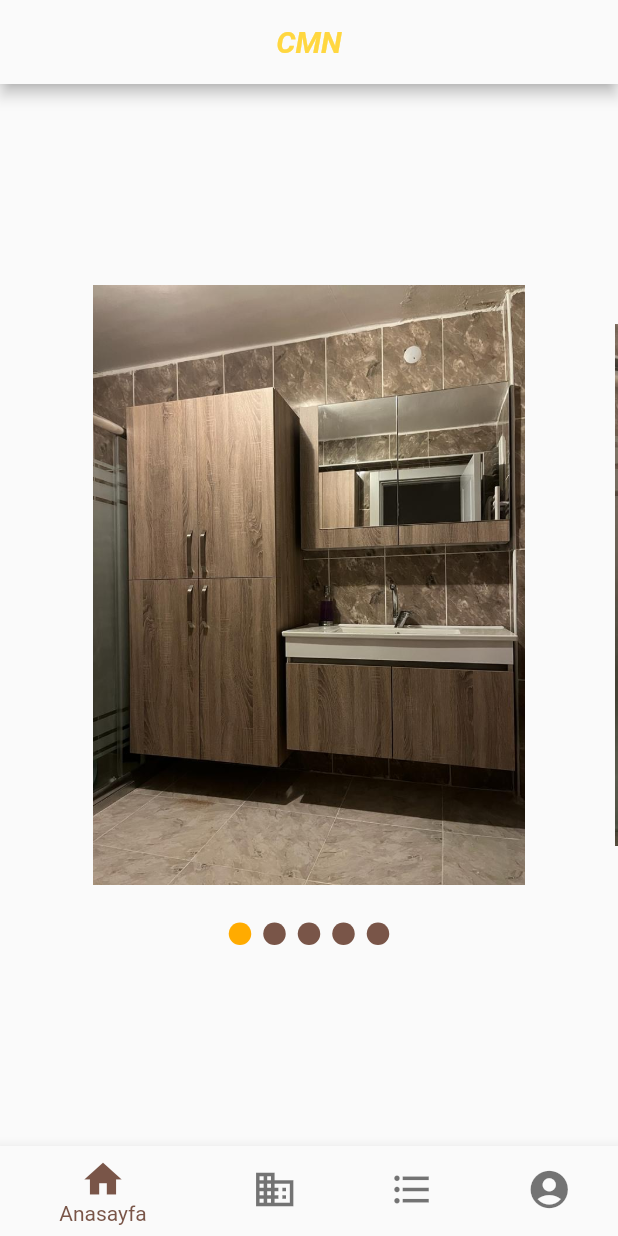
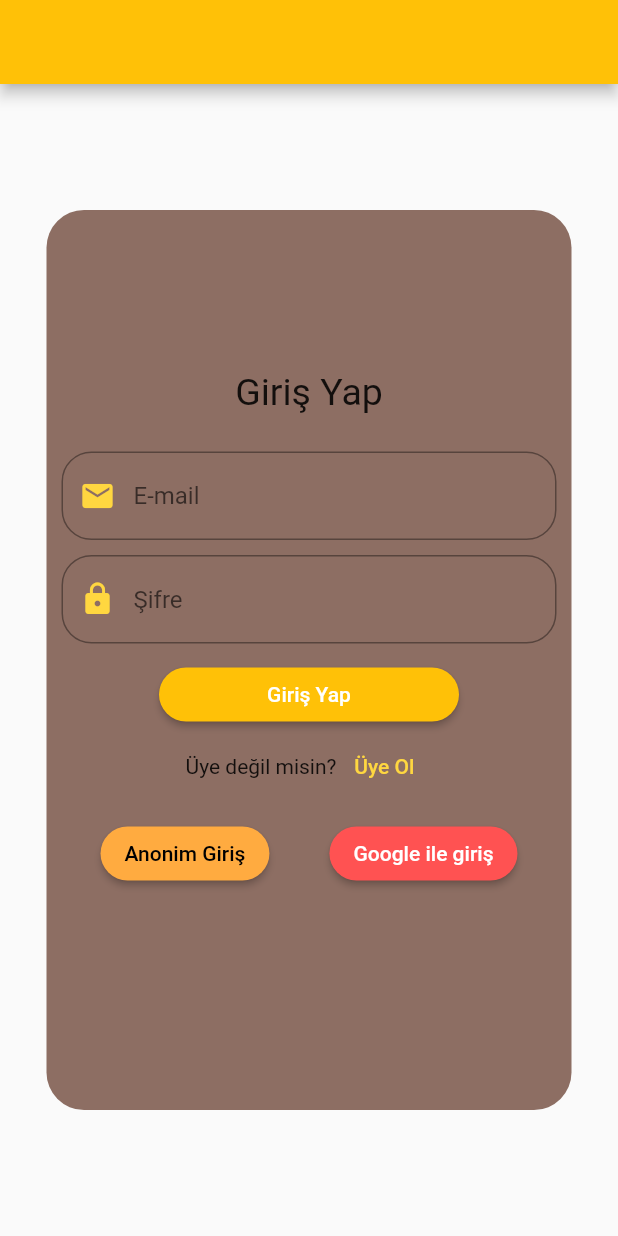
Before and after one commit to alicimen0614/Flutter-CMN-Furniture-app, a Flutter app: the screen it shows after launch, on a phone screen of 412 x 824 dp. Run offline on Flutter 3.47's test engine with Material 2 defaults, Android fonts, the phone set to English and light mode, and no system bars; drawn by our look-alikes of carousel_slider, smooth_page_indicator; our stand-ins replace email_validator, firebase_auth, firebase_core; accounts and stored records are empty.

Commit message:
Sign in page and firebase auth
Sign in page created and integrated with firebase authentication.

```diff
--- a/lib/main.dart
+++ b/lib/main.dart
@@ -1,8 +1,8 @@
-import 'package:cimenfurniture/screens/customers_page.dart';
-import 'package:cimenfurniture/screens/furnitures_page.dart';
-import 'package:cimenfurniture/screens/home_page.dart';
-import 'package:cimenfurniture/screens/user_page.dart';
+import 'package:cimenfurniture/services/auth.dart';
+import 'package:cimenfurniture/widgets/on_board.dart';
+import 'package:firebase_core/firebase_core.dart';
 import 'package:flutter/material.dart';
+import 'package:provider/provider.dart';
 
 void main() {
   runApp(const MyApp());
@@ -16,65 +16,26 @@ class MyApp extends StatefulWidget {
 }
 
 class _MyAppState extends State<MyApp> {
-  int currentIndex = 0;
-  final screens = [
-    const MyHomePage(),
-    const CustomersPage(),
-    const FurnituresPage(),
-    const UserPage(),
-  ];
+  final Future<FirebaseApp> _initialization = Firebase.initializeApp();
+
   @override
   Widget build(BuildContext context) {
-    return MaterialApp(
-        home: Scaffold(
-      appBar: AppBar(
-        backgroundColor: Colors.grey[50],
-        title: const Text(
-          'CMN',
-          style: TextStyle(
-              color: Colors.amberAccent,
-              fontWeight: FontWeight.bold,
-              fontStyle: FontStyle.italic),
-        ),
-        centerTitle: true,
-      ),
-      body: screens[currentIndex],
-      bottomNavigationBar: bottomNavigationBarBuilder(),
-    ));
-  }
-
-  Widget bottomNavigationBarBuilder() {
-    return BottomNavigationBar(
-      iconSize: 30,
-      fixedColor: Colors.brown[500],
-      unselectedItemColor: Colors.black54,
-      type: BottomNavigationBarType.shifting,
-      currentIndex: currentIndex,
-      onTap: (index) {
-        setState(() {
-          currentIndex = index;
-        });
-      },
-      items: const <BottomNavigationBarItem>[
-        BottomNavigationBarItem(
-          icon: Icon(Icons.home),
-          label: 'Anasayfa',
-        ),
-        BottomNavigationBarItem(
-          icon: Icon(Icons.business),
-          label: 'Müşteriler',
-        ),
-        BottomNavigationBarItem(
-          icon: Icon(Icons.format_list_bulleted_outlined),
-          label: 'Kategoriler',
-        ),
-        BottomNavigationBarItem(
-          icon: Icon(
-            Icons.account_circle_rounded,
-          ),
-          label: 'Kullanıcı',
-        ),
-      ],
+    return Provider<Auth>(
+      create: (context) => Auth(),
+      child: MaterialApp(
+          home: FutureBuilder(
+        future: _initialization,
+        builder: (context, snapshot) {
+          if (snapshot.hasError) {
+            return const Text("hata oluştu");
+          } else if (snapshot.hasData) {
+            print("Onboard çalıştı");
+            return const OnBoardWidget();
+          } else {
+            return const Center(child: CircularProgressIndicator());
+          }
+        },
+      )),
     );
   }
 }
--- /dev/null
+++ b/lib/screens/sign_in_page.dart
@@ -0,0 +1,317 @@
+import 'package:cimenfurniture/widgets/sign_in_button.dart';
+import 'package:email_validator/email_validator.dart';
+import 'package:flutter/material.dart';
+import 'package:provider/provider.dart';
+
+import '../services/auth.dart';
+
+enum FormStatus { signIn, register }
+
+class SignInPage extends StatefulWidget {
+  const SignInPage({super.key});
+
+  @override
+  State<SignInPage> createState() => _SignInPageState();
+}
+
+class _SignInPageState extends State<SignInPage> {
+  FormStatus _formStatus = FormStatus.signIn;
+  bool _isLoading = false;
+
+  Future<void>? _signInAnonymously() async {
+    setState(() {
+      _isLoading = true;
+    });
+
+    final user =
+        await Provider.of<Auth>(context, listen: false).signInAnonymously();
+
+    setState(() {
+      _isLoading = false;
+    });
+  }
+
+  @override
+  Widget build(BuildContext context) {
+    return Scaffold(
+      resizeToAvoidBottomInset: false,
+      appBar: AppBar(
+        backgroundColor: Colors.amber,
+      ),
+      body: Center(
+          child: Padding(
+        padding: const EdgeInsets.only(bottom: 20, top: 20),
+        child: Container(
+          padding: EdgeInsets.only(bottom: 50),
+          decoration: BoxDecoration(
+              color: Colors.brown[400],
+              borderRadius: BorderRadius.circular(25)),
+          height: 600,
+          width: 350,
+          child: Column(
+            mainAxisAlignment: MainAxisAlignment.center,
+            children: [
+              Padding(
+                padding: const EdgeInsets.all(10.0),
+                child: _formStatus == FormStatus.signIn
+                    ? buildSignInForm()
+                    : buildRegisterForm(),
+              ),
+              Row(
+                mainAxisAlignment: MainAxisAlignment.center,
+                children: [
+                  SignInButton(
+                      color: Colors.orangeAccent,
+                      onPressed: _isLoading ? null : _signInAnonymously,
+                      child: const Text(
+                        "Anonim Giriş",
+                        style: TextStyle(color: Colors.black),
+                      )),
+                  const SizedBox(
+                    width: 40,
+                  ),
+                  SignInButton(
+                    color: Colors.redAccent,
+                    onPressed: () {},
+                    child: const Text("Google ile giriş"),
+                  )
+                ],
+              ),
+            ],
+          ),
+        ),
+      )),
+    );
+  }
+
+  Form buildSignInForm() {
+    TextEditingController signInEmailController = TextEditingController();
+    TextEditingController signInPasswordController = TextEditingController();
+
+    final signInFormKey = GlobalKey<FormState>();
+    return Form(
+        key: signInFormKey,
+        child: Column(mainAxisAlignment: MainAxisAlignment.center, children: [
+          const Text(
+            "Giriş Yap",
+            style: TextStyle(fontSize: 25),
+          ),
+          const SizedBox(
+            height: 25,
+          ),
+          TextFormField(
+            controller: signInEmailController,
+            validator: (value) {
+              if (EmailValidator.validate(value!)) {
+                return null;
+              } else {
+                return "Lütfen geçerli bir e-mail adresi giriniz";
+              }
+            },
+            cursorColor: Colors.amberAccent,
+            keyboardType: TextInputType.emailAddress,
+            decoration: InputDecoration(
+                focusedBorder: OutlineInputBorder(
+                    borderRadius: BorderRadius.circular(20.0),
+                    borderSide: const BorderSide(color: Colors.amberAccent)),
+                prefixIcon: const Icon(
+                  Icons.email,
+                  color: Colors.amberAccent,
+                ),
+                hintText: "E-mail",
+                border: OutlineInputBorder(
+                    borderRadius: BorderRadius.circular(20.0))),
+          ),
+          const SizedBox(
+            height: 10,
+          ),
+          TextFormField(
+            controller: signInPasswordController,
+            validator: (value) {
+              if (value!.length < 6 || value.length > 16) {
+                return "Şifreniz 6-16 karakter arasında olmalıdır";
+              } else {
+                return null;
+              }
+            },
+            cursorColor: Colors.amberAccent,
+            obscureText: true,
+            decoration: InputDecoration(
+                focusedBorder: OutlineInputBorder(
+                    borderRadius: BorderRadius.circular(20.0),
+                    borderSide: const BorderSide(color: Colors.amberAccent)),
+                prefixIcon: const Icon(
+                  Icons.lock,
+                  color: Colors.amberAccent,
+                ),
+                hintText: "Şifre",
+                border: OutlineInputBorder(
+                    borderRadius: BorderRadius.circular(20.0))),
+          ),
+          const SizedBox(
+            height: 10,
+          ),
+          SizedBox(
+            width: 200,
+            child: SignInButton(
+                color: Colors.amber,
+                onPressed: () async {
+                  if (signInFormKey.currentState!.validate()) {
+                    final user = await Provider.of<Auth>(context, listen: false)
+                        .signInWithEmailAndPassword(signInEmailController.text,
+                            signInPasswordController.text);
+                  }
+                },
+                child: const Text("Giriş Yap")),
+          ),
+          Row(mainAxisAlignment: MainAxisAlignment.center, children: [
+            const Text("Üye değil misin?"),
+            TextButton(
+                onPressed: () {
+                  setState(() {
+                    _formStatus = FormStatus.register;
+                  });
+                },
+                child: const Text(
+                  "Üye Ol",
+                  style: TextStyle(color: Colors.amberAccent),
+                ))
+          ]),
+        ]));
+  }
+
+  Form buildRegisterForm() {
+    final registerFormKey = GlobalKey<FormState>();
+
+    TextEditingController emailController = TextEditingController();
+    TextEditingController passwordController = TextEditingController();
+    TextEditingController passwordConfirmController = TextEditingController();
+
+    return Form(
+        key: registerFormKey,
+        child: Column(
+          mainAxisAlignment: MainAxisAlignment.center,
+          children: [
+            const Text(
+              "Kayıt Ol",
+              style: TextStyle(fontSize: 25),
+            ),
+            const SizedBox(
+              height: 25,
+            ),
+            TextFormField(
+              controller: emailController,
+              validator: (value) {
+                if (EmailValidator.validate(value!)) {
+                  return null;
+                } else {
+                  return "Lütfen geçerli bir e-mail adresi giriniz";
+                }
+              },
+              cursorColor: Colors.amberAccent,
+              keyboardType: TextInputType.emailAddress,
+              decoration: InputDecoration(
+                  focusedBorder: OutlineInputBorder(
+                      borderRadius: BorderRadius.circular(20.0),
+                      borderSide: const BorderSide(color: Colors.amberAccent)),
+                  prefixIcon: const Icon(
+                    Icons.email,
+                    color: Colors.amberAccent,
+                  ),
+                  hintText: "E-mail",
+                  border: OutlineInputBorder(
+                      borderRadius: BorderRadius.circular(20.0))),
+            ),
+            const SizedBox(
+              height: 10,
+            ),
+            TextFormField(
+              controller: passwordController,
+              validator: (value) {
+                if (value!.length < 6 || value.length > 16) {
+                  return "Şifreniz 6-16 karakter arasında olmalıdır";
+                } else if (value != passwordConfirmController.text) {
+                  return 'Şifreler Uyuşmuyor';
+                } else {
+                  return null;
+                }
+              },
+              cursorColor: Colors.amberAccent,
+              obscureText: true,
+              decoration: InputDecoration(
+                  focusedBorder: OutlineInputBorder(
+                      borderRadius: BorderRadius.circular(20.0),
+                      borderSide: const BorderSide(color: Colors.amberAccent)),
+                  prefixIcon: const Icon(
+                    Icons.lock,
+                    color: Colors.amberAccent,
+                  ),
+                  hintText: "Şifre",
+                  border: OutlineInputBorder(
+                      borderRadius: BorderRadius.circular(20.0))),
+            ),
+            const SizedBox(
+              height: 10,
+            ),
+            TextFormField(
+              controller: passwordConfirmController,
+              validator: (value) {
+                if (value!.length < 6 || value.length > 16) {
+                  return "Şifreniz 6-16 karakter arasında olmalıdır";
+                } else if (value != passwordController.text) {
+                  return 'Şifreler Uyuşmuyor';
+                } else {
+                  return null;
+                }
+              },
+              cursorColor: Colors.amberAccent,
+              obscureText: true,
+              decoration: InputDecoration(
+                  focusedBorder: OutlineInputBorder(
+                      borderRadius: BorderRadius.circular(20.0),
+                      borderSide: const BorderSide(color: Colors.amberAccent)),
+                  prefixIcon: const Icon(
+                    Icons.lock,
+                    color: Colors.amberAccent,
+                  ),
+                  hintText: "Şifre tekrar",
+                  border: OutlineInputBorder(
+                      borderRadius: BorderRadius.circular(20.0))),
+            ),
+            const SizedBox(
+              height: 10,
+            ),
+            SizedBox(
+              width: 200,
+              child: SignInButton(
+                  color: Colors.amber,
+                  onPressed: () async {
+                    if (registerFormKey.currentState!.validate()) {
+                      final user = await Provider.of<Auth>(context,
+                              listen: false)
+                          .createUserWithEmailAndPassword(
+                              emailController.text, passwordController.text);
+                      print(user!.email);
+                    }
+                  },
+                  child: const Text("Kayıt Ol")),
+            ),
+            Row(mainAxisAlignment: MainAxisAlignment.center, children: [
+              const Text("Zaten üye misin?"),
+              TextButton(
+                  onPressed: () {
+                    setState(
+                      () {
+                        _formStatus = FormStatus.signIn;
+                      },
+                    );
+                  },
+                  child: const Text(
+                    "Giriş Yap",
+                    style: TextStyle(color: Colors.amberAccent),
+                  ))
+            ]),
+          ],
+        ));
+  }
+}
--- /dev/null
+++ b/lib/widgets/on_board.dart
@@ -0,0 +1,42 @@
+import 'package:cimenfurniture/screens/control_page.dart';
+import 'package:cimenfurniture/screens/sign_in_page.dart';
+import 'package:cimenfurniture/services/auth.dart';
+import 'package:firebase_auth/firebase_auth.dart';
+import 'package:flutter/material.dart';
+import 'package:provider/provider.dart';
+
+class OnBoardWidget extends StatefulWidget {
+  const OnBoardWidget({super.key});
+
+  @override
+  State<OnBoardWidget> createState() => _OnBoardWidgetState();
+}
+
+class _OnBoardWidgetState extends State<OnBoardWidget> {
+  @override
+  Widget build(BuildContext context) {
+    final auth = Provider.of<Auth>(context, listen: false);
+
+    return StreamBuilder<User?>(
+      stream: auth.authStatus(),
+      builder: (context, snapshot) {
+        if (snapshot.connectionState == ConnectionState.active) {
+          print("snapshot active");
+          print(snapshot.data);
+          return snapshot.data != null
+              ? const ControlPage()
+              : const SignInPage();
+        } else {
+          return Container(
+              alignment: Alignment.topCenter,
+              margin: EdgeInsets.only(top: 20),
+              child: const CircularProgressIndicator(
+                value: 0.8,
+                backgroundColor: Colors.transparent,
+                color: Colors.brown,
+              ));
+        }
+      },
+    );
+  }
+}
--- /dev/null
+++ b/lib/widgets/sign_in_button.dart
@@ -0,0 +1,26 @@
+import 'package:flutter/material.dart';
+
+class SignInButton extends StatelessWidget {
+  final Widget child;
+  final Color color;
+  final VoidCallback? onPressed;
+
+  const SignInButton(
+      {super.key,
+      required this.color,
+      required this.onPressed,
+      required this.child});
+
+  @override
+  Widget build(BuildContext context) {
+    return ElevatedButton(
+        onPressed: onPressed,
+        style: ElevatedButton.styleFrom(
+          disabledBackgroundColor: color.withOpacity(0.8),
+          backgroundColor: color,
+          shape:
+              RoundedRectangleBorder(borderRadius: BorderRadius.circular(25)),
+        ),
+        child: child);
+  }
+}
--- a/pubspec.yaml
+++ b/pubspec.yaml
@@ -29,6 +29,11 @@ environment:
 dependencies:
   flutter:
     sdk: flutter
+  firebase_core: ^1.24.0
+  firebase_auth: ^3.11.0
+  cloud_firestore: ^3.5.0
+  provider: ^6.0.3
+  email_validator: ^2.1.17
 
 
   # The following adds the Cupertino Icons font to your application.
```
Also changed, not shown: lib/screens/control_page.dart (added, +86 -0 lines), lib/services/auth.dart (added, +32 -0 lines), pubspec.lock, 4 other files.
